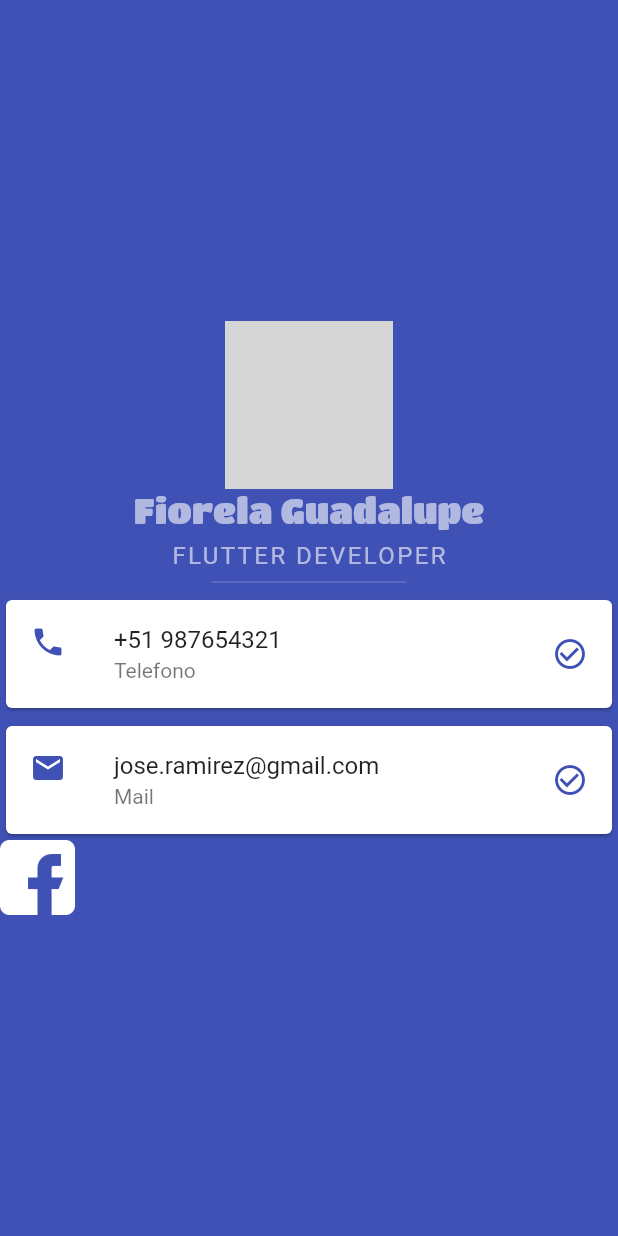
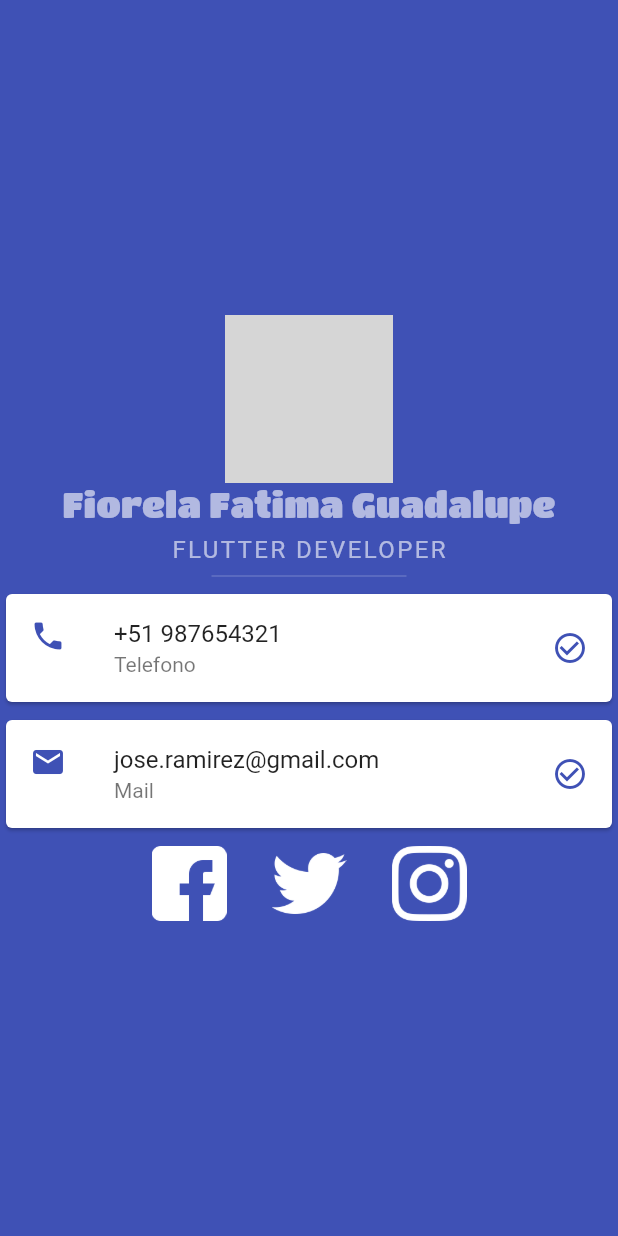
Before and after one commit to jrbyt3s/codigo5_my_card, a Flutter app: the screen it shows after launch, on a phone screen of 412 x 824 dp. Run offline on Flutter 3.47's test engine with Material 2 defaults, Android fonts, the light colour scheme and no system bars; network calls fail; Roboto replaces fonts that are missing (Lobster-Regular); grey boxes are pictures that could not be loaded.

Commit message:
mi primer comit

```diff
--- a/lib/main.dart
+++ b/lib/main.dart
@@ -15,34 +15,34 @@ class MandarinaApp extends StatelessWidget {
         body: Column(
           mainAxisAlignment: MainAxisAlignment.center,
           children: [
-            CircleAvatar(
+            const CircleAvatar(
               radius: 56.0,
               backgroundColor: Colors.amber,
               backgroundImage: NetworkImage(
                 'https://iteragrow.com/wp-content/uploads/2018/04/buyer-persona-e1545248524290.jpg',
               ),
             ),
-            Text(
-              "Fiorela Guadalupe",
+            const Text(
+              "Fiorela Fatima Guadalupe",
               style: TextStyle(
                   color: Colors.white60,
                   fontSize: 24,
                   fontFamily: "TitanOne-Regular"),
             ),
-            SizedBox(
+            const SizedBox(
               height: 8,
             ),
-            Text('FLUTTER DEVELOPER',
+            const Text('FLUTTER DEVELOPER',
                 style: TextStyle(
                     color: Colors.white60,
                     fontSize: 16,
                     letterSpacing: 1.6,
                     fontFamily: "Lobster-Regular")),
-            SizedBox(
+            const SizedBox(
               width: 130,
               child: Divider(thickness: 0.35, color: Colors.white54),
             ),
-            Card(
+            const Card(
               child: ListTile(
                 title: Text('+51 987654321'),
                 subtitle: Text('Telefono'),
@@ -51,8 +51,8 @@ class MandarinaApp extends StatelessWidget {
                     Icon(Icons.check_circle_outline, color: Colors.indigo),
               ),
             ),
-            SizedBox(height: 4),
-            Card(
+            const SizedBox(height: 4),
+            const Card(
               child: ListTile(
                 title: Text('jose.ramirez@gmail.com'),
                 subtitle: Text('Mail'),
@@ -61,10 +61,22 @@ class MandarinaApp extends StatelessWidget {
                     Icon(Icons.check_circle_outline, color: Colors.indigo),
               ),
             ),
+            const SizedBox(height: 8),
             Row(
+              mainAxisAlignment: MainAxisAlignment.center,
               children: [
                 Image.asset(
                   "assets/images/facebook.png",
+                  height: 50,
+                ),
+                const SizedBox(width: 30),
+                Image.asset(
+                  "assets/images/twitter.png",
+                  height: 50,
+                ),
+                const SizedBox(width: 30),
+                Image.asset(
+                  "assets/images/instagram.png",
                   height: 50,
                 ),
               ],
```
